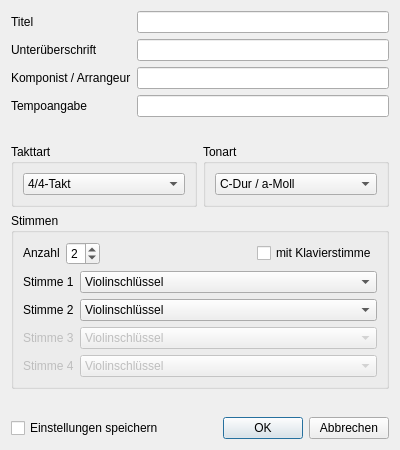
This is src/pyqt5_designer_uis/new_document.ui in NO411/notensatz as Qt 5 draws it before an edit. The edited form follows.
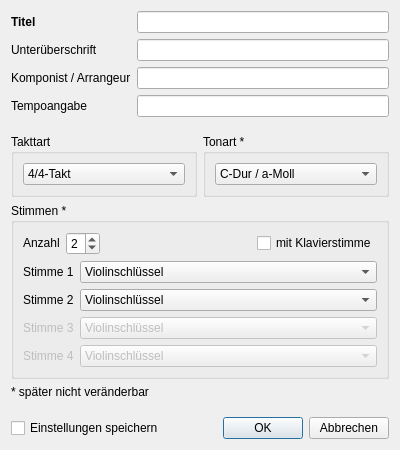
This is the edited form. Icons and pictures are not drawn.

Patch:
```diff
--- a/src/pyqt5_designer_uis/new_document.ui
+++ b/src/pyqt5_designer_uis/new_document.ui
@@ -48,6 +48,12 @@
         <layout class="QVBoxLayout" name="labels_layout">
          <item>
           <widget class="QLabel" name="heading_label">
+           <property name="font">
+            <font>
+             <weight>75</weight>
+             <bold>true</bold>
+            </font>
+           </property>
            <property name="text">
             <string>Titel</string>
            </property>
@@ -217,8 +223,17 @@
        </item>
        <item>
         <widget class="QGroupBox" name="key_signature_group_box">
+         <property name="font">
+          <font>
+           <weight>50</weight>
+           <italic>false</italic>
+           <bold>false</bold>
+           <underline>false</underline>
+           <kerning>true</kerning>
+          </font>
+         </property>
          <property name="title">
-          <string>Tonart</string>
+          <string>Tonart *</string>
          </property>
          <layout class="QHBoxLayout" name="horizontalLayout_4">
           <item>
@@ -314,7 +329,7 @@
         </sizepolicy>
        </property>
        <property name="title">
-        <string>Stimmen</string>
+        <string>Stimmen *</string>
        </property>
        <layout class="QVBoxLayout" name="verticalLayout">
         <item>
@@ -577,6 +592,13 @@
      </item>
     </layout>
    </item>
+   <item>
+    <widget class="QLabel" name="label">
+     <property name="text">
+      <string>* später nicht veränderbar</string>
+     </property>
+    </widget>
+   </item>
    <item>
     <spacer name="verticalSpacer">
      <property name="orientation">
```
